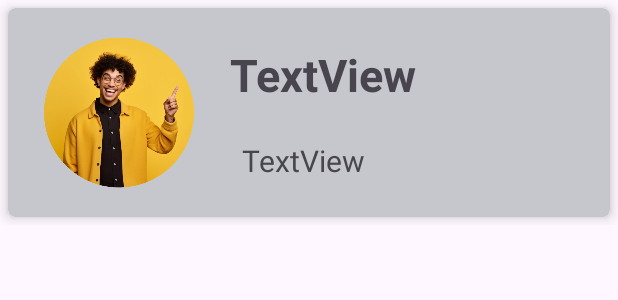
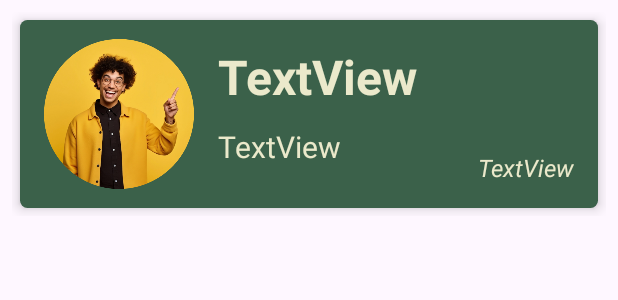
Before and after one commit to ShlomiShorIII/FoodeiLinkApp, an Android app: the layout friend.xml on its own in the app's theme, with its tools: preview values and no code run, on a phone screen of 412 x 824 dp. Shown: the top 300 px of the screen. Run offline under Robolectric (Android 15) with nearby library versions, the light colour scheme and no system bars.

Commit message:
Update of the Project FoodeiLink App 16/02/2024

```diff
--- a/app/src/main/AndroidManifest.xml
+++ b/app/src/main/AndroidManifest.xml
@@ -13,6 +13,7 @@
         android:theme="@style/Theme.Foodielink"
         tools:targetApi="31" >
         <activity android:name=".RegisterActivity" />
+        <activity android:name=".ChatActivity"/>
         <activity android:name=".SwipePage" android:exported="false"/>
         <activity
             android:name=".MainActivity"
--- a/app/src/main/java/com/example/foodielink/FriendsViewHolder.java
+++ b/app/src/main/java/com/example/foodielink/FriendsViewHolder.java
@@ -13,6 +13,7 @@ public class FriendsViewHolder extends RecyclerView.ViewHolder {
     public ImageView avatar_image;
     public TextView avatar_name;
     public TextView avatar_location;
+    public TextView last_seen_time;
     public CardView card;
 
 
@@ -21,6 +22,7 @@ public class FriendsViewHolder extends RecyclerView.ViewHolder {
         this.avatar_image = itemView.findViewById(R.id.avatar_image);
         this.avatar_name = itemView.findViewById(R.id.avatar_name);
         this.avatar_location = itemView.findViewById(R.id.avatar_location);
+        last_seen_time = itemView.findViewById(R.id.last_seen_time);
         this.card = itemView.findViewById(R.id.card);
     }
 }
--- a/app/src/main/res/layout/firend.xml
+++ b/app/src/main/res/layout/friend.xml
@@ -3,7 +3,10 @@
     xmlns:app="http://schemas.android.com/apk/res-auto"
     xmlns:tools="http://schemas.android.com/tools"
     android:layout_width="match_parent"
-    android:layout_height="150dp">
+    android:layout_height="136dp"
+    android:layout_margin="8dp"
+    app:cardCornerRadius="16dp"
+    app:cardElevation="6dp">
 
     <androidx.cardview.widget.CardView
         android:id="@+id/card"
@@ -24,15 +27,17 @@
 
         <androidx.constraintlayout.widget.ConstraintLayout
             android:layout_width="match_parent"
-            android:layout_height="match_parent">
+            android:layout_height="match_parent"
+            android:background="@color/primary_color">
 
             <ImageView
                 android:id="@+id/avatar_image"
                 android:layout_width="100dp"
-                android:layout_height="wrap_content"
-                android:layout_marginStart="24dp"
+                android:layout_height="100dp"
+                android:layout_marginStart="16dp"
                 android:layout_marginTop="16dp"
                 android:layout_marginBottom="16dp"
+                android:scaleType="centerCrop"
                 app:layout_constraintBottom_toBottomOf="parent"
                 app:layout_constraintStart_toStartOf="parent"
                 app:layout_constraintTop_toTopOf="parent"
@@ -42,12 +47,13 @@
                 android:id="@+id/avatar_name"
                 android:layout_width="0dp"
                 android:layout_height="wrap_content"
-                android:layout_marginStart="24dp"
-                android:layout_marginTop="24dp"
+                android:layout_marginStart="16dp"
+                android:layout_marginTop="16dp"
                 android:layout_marginEnd="8dp"
                 android:text="TextView"
-                android:textSize="30sp"
+                android:textSize="32sp"
                 android:textStyle="bold"
+                android:textColor="@color/secondary_color"
                 app:layout_constraintEnd_toEndOf="parent"
                 app:layout_constraintStart_toEndOf="@+id/avatar_image"
                 app:layout_constraintTop_toTopOf="parent" />
@@ -56,14 +62,28 @@
                 android:id="@+id/avatar_location"
                 android:layout_width="0dp"
                 android:layout_height="wrap_content"
-                android:layout_marginStart="32dp"
-                android:layout_marginEnd="8dp"
-                android:layout_marginBottom="24dp"
+                android:layout_marginStart="16dp"
+                android:layout_marginBottom="16dp"
                 android:text="TextView"
                 android:textSize="20sp"
+                android:textColor="@color/secondary_color"
+                app:layout_constraintStart_toEndOf="@+id/avatar_image"
+                app:layout_constraintTop_toBottomOf="@id/avatar_name"
+                app:layout_constraintBottom_toBottomOf="parent" />
+
+            <TextView
+                android:id="@+id/last_seen_time"
+                android:layout_width="wrap_content"
+                android:layout_height="wrap_content"
+                android:layout_marginEnd="16dp"
+                android:layout_marginBottom="16dp"
+                android:text="TextView"
+                android:textSize="16sp"
+                android:textColor="@color/secondary_color"
+                android:textStyle="italic"
                 app:layout_constraintBottom_toBottomOf="parent"
-                app:layout_constraintEnd_toEndOf="parent"
-                app:layout_constraintStart_toEndOf="@+id/avatar_image" />
+                app:layout_constraintEnd_toEndOf="parent"/>
+
 
         </androidx.constraintlayout.widget.ConstraintLayout>
     </androidx.cardview.widget.CardView>
```
Also changed, not shown: app/src/main/java/com/example/foodielink/ChatActivity.java (added, +56 -0 lines), app/src/main/java/com/example/foodielink/FreindsAdapter.java (deleted, +0 -75 lines), app/src/main/java/com/example/foodielink/Friend.java (added, +35 -0 lines), app/src/main/java/com/example/foodielink/FriendsAdapter.java (added, +46 -0 lines), app/src/main/java/com/example/foodielink/SwipeDeleteFriend.java (+8 -4 lines), app/src/main/java/com/example/foodielink/SwipePage.java (+15 -0 lines), app/src/main/res/layout/activity_swipe_page.xml (+9 -9 lines), app/src/main/res/layout/chat.xml (+10 -9 lines).
